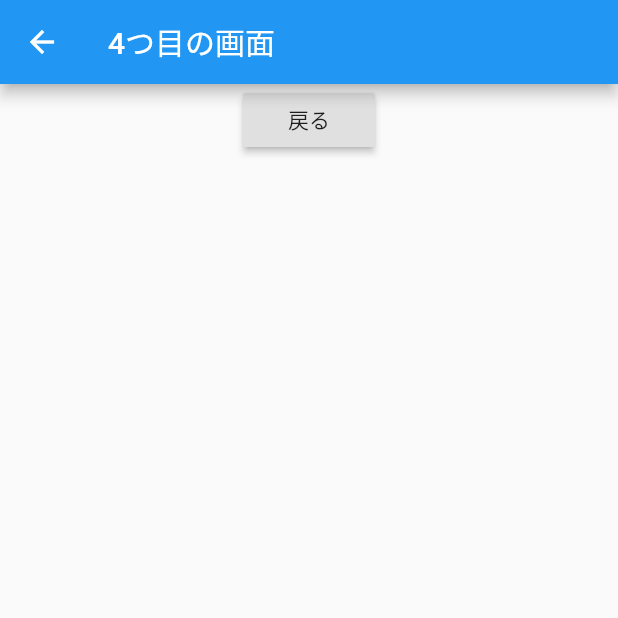
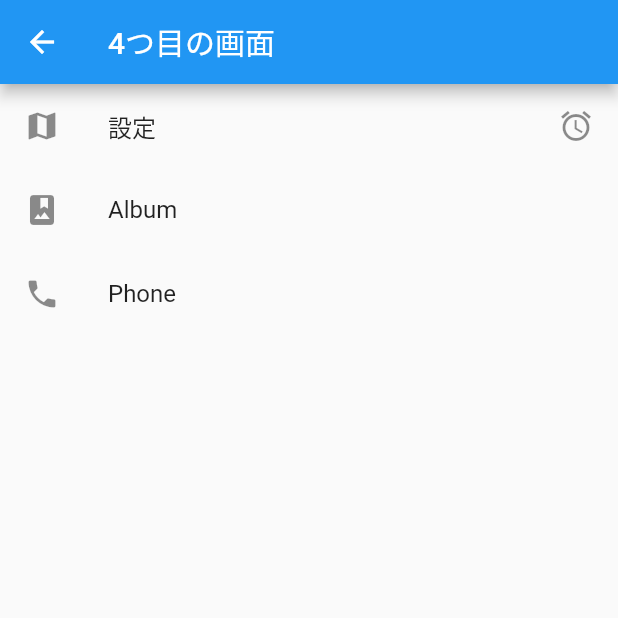
Before and after one commit to polysan/flutterMyApp, a Flutter app: the forthPage screen opened directly, on a phone screen of 412 x 824 dp, the top half of it. Run offline on Flutter 3.47's test engine with Material 2 defaults, Android fonts, the phone set to English and light mode, and no system bars.

Commit message:
Use Lists作成

```diff
--- a/lib/forth_page.dart
+++ b/lib/forth_page.dart
@@ -1,4 +1,5 @@
 import 'package:flutter/material.dart';
+import 'package:wolf/next_page.dart';
 
 class forthPage extends StatelessWidget {
   // NextPageを作るときにnameを入れるようにする
@@ -13,16 +14,41 @@ class forthPage extends StatelessWidget {
         title: Text('4つ目の画面'),
       ),
       body: Center(
-        child: Column(
-          children: [
-            RaisedButton(
-              child: const Text('戻る'),
-              onPressed: () {
-                Navigator.pop(context, '4つ目の画面から戻す値');
+        // リスト①
+        child: ListView(
+          children: <Widget>[
+            ListTile(
+              leading: Icon(Icons.map),
+              title: Text('設定'),
+              trailing: Icon(Icons.access_alarm_outlined),
+              onTap: () {
+                Navigator.push(
+                  context,
+                  MaterialPageRoute(builder: (context) => NextPage('yosi')),
+                );
               },
+            ),
+            ListTile(
+              leading: Icon(Icons.photo_album),
+              title: Text('Album'),
+            ),
+            ListTile(
+              leading: Icon(Icons.phone),
+              title: Text('Phone'),
             ),
           ],
         ),
+        // child: Column(
+        //   children: [
+        //
+        //     RaisedButton(
+        //       child: const Text('戻る'),
+        //       onPressed: () {
+        //         Navigator.pop(context, '4つ目の画面から戻す値');
+        //       },
+        //     ),
+        //   ],
+        // ),
       ),
     );
   }
```
